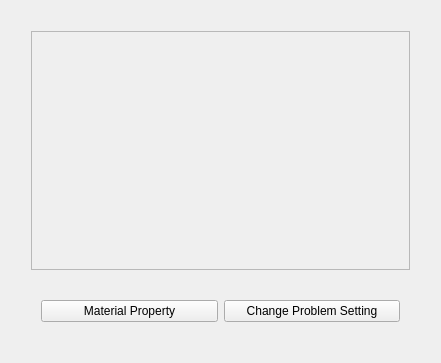
Old version of the form test_qt/solid2d/mainwindow.ui in the repository jjqcat/delfem.
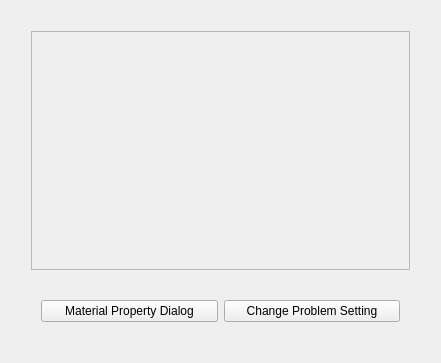
New version of the form.

Commit message: Dialog in /test_qt/scalar2d fluid2d solid2d

Patch:
```diff
--- a/test_qt/solid2d/mainwindow.ui
+++ b/test_qt/solid2d/mainwindow.ui
@@ -84,7 +84,7 @@
         <item>
          <widget class="QPushButton" name="pushButton_matprop">
           <property name="text">
-           <string>Material Property</string>
+           <string>Material Property Dialog</string>
           </property>
          </widget>
         </item>
```
The commit also changes 17 other files.
